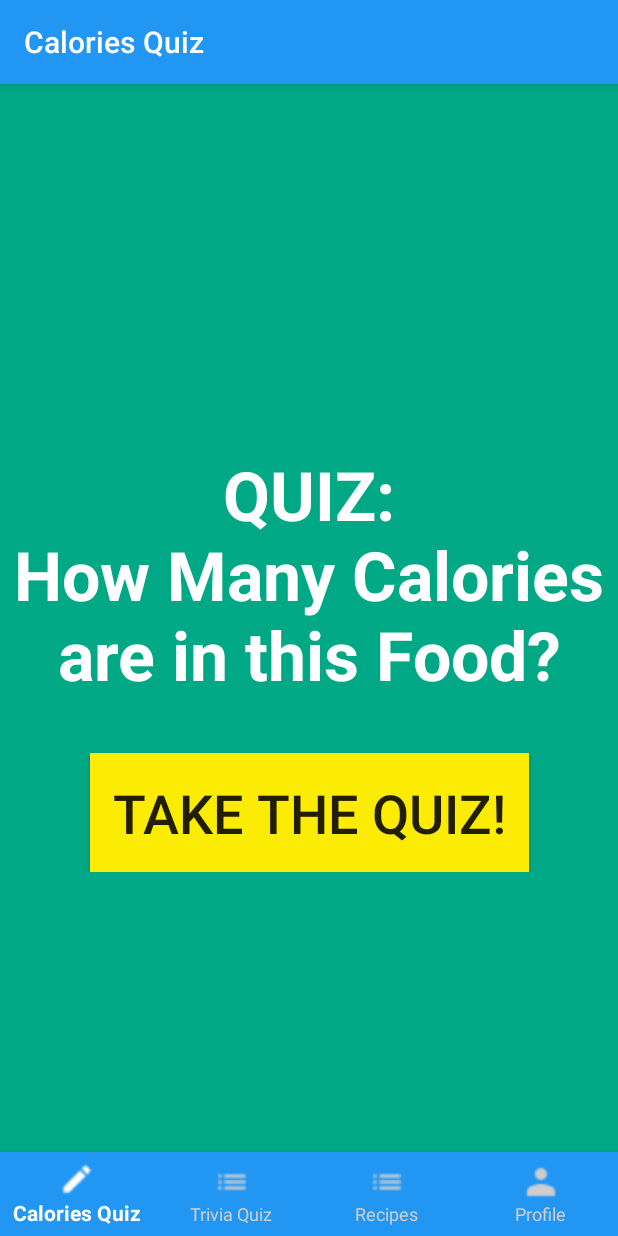
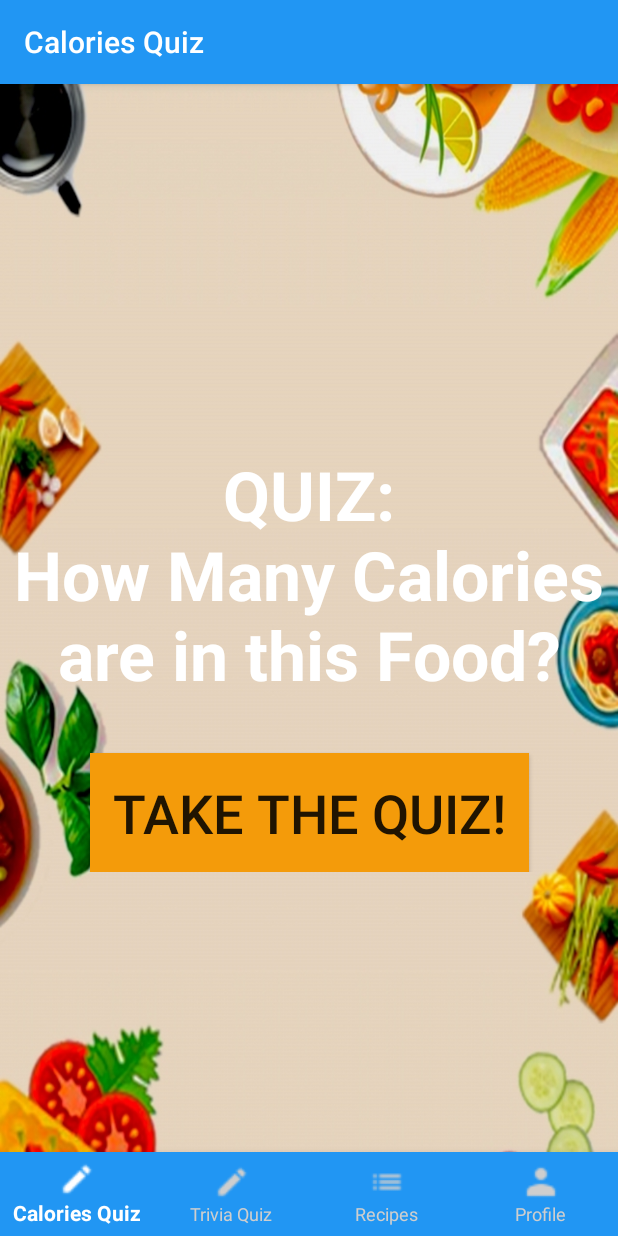
Before and after one commit to kf2020/INFS_Project, an Android app: the screen it shows after launch (MainActivity), on a phone screen of 412 x 824 dp. Run offline under Robolectric (Android 15) with nearby library versions, the phone set to English and light mode, and no system bars; our stand-ins replace Volley, navigation-ui.

Commit message:
updated bg, colours

```diff
--- a/app/src/main/res/layout/fragment_quiz.xml
+++ b/app/src/main/res/layout/fragment_quiz.xml
@@ -3,16 +3,16 @@
     xmlns:app="http://schemas.android.com/apk/res-auto"
     android:layout_width="match_parent"
     android:layout_height="match_parent"
-    android:background="#00a885">
+    android:background="@drawable/food_background">
 
 
     <androidx.constraintlayout.widget.ConstraintLayout
         android:layout_width="match_parent"
         android:layout_height="wrap_content"
-        app:layout_constraintTop_toTopOf="parent"
         app:layout_constraintBottom_toBottomOf="parent"
         app:layout_constraintLeft_toLeftOf="parent"
-        app:layout_constraintRight_toRightOf="parent">
+        app:layout_constraintRight_toRightOf="parent"
+        app:layout_constraintTop_toTopOf="parent">
 
         <TextView
             android:id="@+id/quiz_title"
@@ -20,7 +20,7 @@
             android:layout_height="wrap_content"
             android:gravity="center"
             android:text="QUIZ:\nHow Many Calories\nare in this Food?"
-            android:textColor="@android:color/white"
+            android:textColor="#FFFFFF"
             android:textSize="45dp"
             android:textStyle="bold"
             app:layout_constraintLeft_toLeftOf="parent"
@@ -28,16 +28,16 @@
 
         <Button
             android:id="@+id/quiz_button"
+            android:layout_width="wrap_content"
             android:layout_height="wrap_content"
-            android:layout_width="wrap_content"
+            android:layout_marginTop="35dp"
+            android:background="#F49B0A"
+            android:padding="15dp"
+            android:text="Take the quiz!"
+            android:textSize="36dp"
             app:layout_constraintLeft_toLeftOf="parent"
             app:layout_constraintRight_toRightOf="parent"
-            app:layout_constraintTop_toBottomOf="@+id/quiz_title"
-            android:layout_marginTop="35dp"
-            android:padding="15dp"
-            android:background="#fcec03"
-            android:textSize="36dp"
-            android:text="Take the quiz!"/>
+            app:layout_constraintTop_toBottomOf="@+id/quiz_title" />
     </androidx.constraintlayout.widget.ConstraintLayout>
 
 </androidx.constraintlayout.widget.ConstraintLayout>
--- a/app/src/main/res/menu/bottom_nav_menu.xml
+++ b/app/src/main/res/menu/bottom_nav_menu.xml
@@ -8,7 +8,7 @@
 
     <item
         android:id="@+id/navigation_trivia"
-        android:icon="@drawable/baseline_list_black_18dp"
+        android:icon="@drawable/baseline_edit_black_18dp"
         android:title="@string/title_trivia" />
 
     <item
```
Also changed, not shown: app/src/main/res/layout/fragment_recipes.xml (+4 -3 lines), app/src/main/res/layout/fragment_trivia.xml (+10 -10 lines), app/src/main/res/drawable/blue_background.jpg (added), app/src/main/res/drawable/chalk_background.jpg (added), app/src/main/res/drawable/food_background.jpg (added), app/src/main/res/drawable/grey_background.jpg (added), app/src/main/res/drawable/profile_icon.png (added), app/src/main/res/drawable/quiz_icon.png (added), app/src/main/res/drawable/quiz_icon2.jpg (added), app/src/main/res/drawable/recipe_icon.png (added), app/src/main/res/drawable/trivia_icon.png (added).
